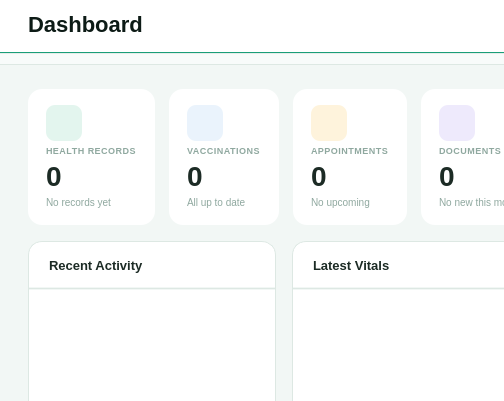
The window that src/ui/page_dashboard.ui (shasheenahdeeneillelumasag/CCC151---Group-Project) describes before a commit, drawn with Qt 5.
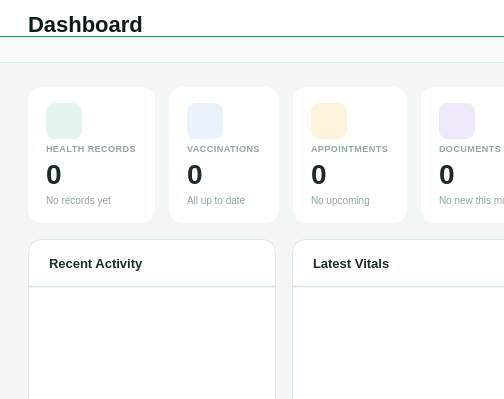
The same window after the commit. Icons and pictures are not drawn.

Commit message: Remove header subtitles, increase toolbar to 64px with equal margins

Diff of the .ui file:
```diff
--- a/src/ui/page_dashboard.ui
+++ b/src/ui/page_dashboard.ui
@@ -66,16 +66,6 @@
            </property>
           </widget>
          </item>
-         <item>
-           <widget class="QLabel" name="topSub">
-            <property name="styleSheet">
-             <string>QLabel { font-size: 13px; color: #5A7A6A; }</string>
-           </property>
-            <property name="text">
-             <string></string>
-            </property>
-          </widget>
-        </item>
        </layout>
       </item>
 
@@ -91,9 +81,9 @@
        <property name="maximumHeight"><number>56</number></property>
       <layout class="QHBoxLayout">
        <property name="leftMargin"><number>28</number></property>
-       <property name="topMargin"><number>10</number></property>
+        <property name="topMargin"><number>12</number></property>
        <property name="rightMargin"><number>28</number></property>
-       <property name="bottomMargin"><number>0</number></property>
+        <property name="bottomMargin"><number>12</number></property>
         <item>
          <spacer>
          <property name="orientation">
```
Left out of the diff: 4 changed lines with no effect on the pictures. Lines whose indentation alone changed are shown as unchanged. The commit also changes 6 other files.
